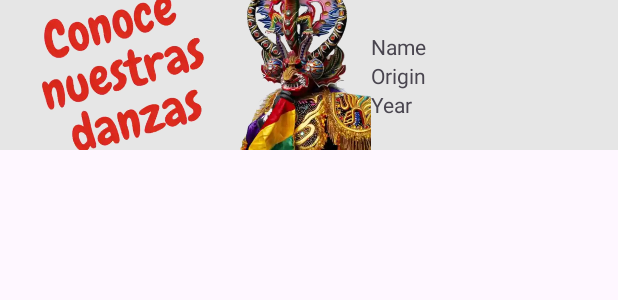
After one commit to edson268-prog/Folkloripedia, an Android app: the layout item_article_selected.xml on its own in the app's theme, with its tools: preview values and no code run, on a phone screen of 412 x 824 dp. The commit adds this screen. Shown: the top 300 px of the screen. Run offline under Robolectric (Android 15) with nearby library versions, the phone set to English and light mode, and no system bars.

Commit message:
Missing commits for article, this should be refoctored

```diff
--- a/app/src/main/AndroidManifest.xml
+++ b/app/src/main/AndroidManifest.xml
@@ -16,6 +16,9 @@
         android:theme="@style/Theme.Folkloripedia"
         tools:targetApi="31">
         <activity
+            android:name=".ui.categories.CategoryDetailActivity"
+            android:exported="false" />
+        <activity
             android:name=".ui.article.ArticleDetailActivity"
             android:exported="false" />
         <activity
--- a/app/src/main/res/layout/activity_main.xml
+++ b/app/src/main/res/layout/activity_main.xml
@@ -21,9 +21,9 @@
             style="@style/MainTitle"
             android:layout_width="0dp"
             android:layout_height="wrap_content"
+            android:background="@drawable/main_title_image"
             android:gravity="center"
             android:text="@string/app_name"
-            android:background="@drawable/main_title_image"
             app:layout_constraintBottom_toBottomOf="parent"
             app:layout_constraintEnd_toStartOf="@id/spLanguages"
             app:layout_constraintHorizontal_weight="0.90"
--- /dev/null
+++ b/app/src/main/res/layout/item_article_selected.xml
@@ -0,0 +1,52 @@
+<?xml version="1.0" encoding="utf-8"?>
+<androidx.constraintlayout.widget.ConstraintLayout xmlns:android="http://schemas.android.com/apk/res/android"
+    xmlns:app="http://schemas.android.com/apk/res-auto"
+    xmlns:tools="http://schemas.android.com/tools"
+    android:id="@+id/articleListed"
+    android:background="@color/light_gray"
+    android:layout_width="match_parent"
+    android:layout_height="wrap_content">
+
+    <androidx.appcompat.widget.AppCompatImageView
+        android:id="@+id/ivListedArticle"
+        android:layout_width="0dp"
+        android:layout_height="100dp"
+        android:scaleType="centerCrop"
+        app:layout_constraintStart_toStartOf="parent"
+        app:layout_constraintTop_toTopOf="parent"
+        app:layout_constraintBottom_toBottomOf="parent"
+        app:layout_constraintWidth_percent="0.6"
+        tools:src="@drawable/banner1_transparency" />
+
+    <LinearLayout
+        android:id="@+id/textContainer"
+        android:layout_width="0dp"
+        android:layout_height="wrap_content"
+        android:orientation="vertical"
+        app:layout_constraintStart_toEndOf="@id/ivListedArticle"
+        app:layout_constraintEnd_toEndOf="parent"
+        app:layout_constraintTop_toTopOf="parent"
+        app:layout_constraintBottom_toBottomOf="parent"
+        app:layout_constraintWidth_percent="0.4">
+
+        <TextView
+            android:id="@+id/tvListedName"
+            android:layout_width="wrap_content"
+            android:layout_height="wrap_content"
+            tools:text="Name" />
+
+        <TextView
+            android:id="@+id/tvListedOrigin"
+            android:layout_width="wrap_content"
+            android:layout_height="wrap_content"
+            tools:text="Origin" />
+
+        <TextView
+            android:id="@+id/tvListedYear"
+            android:layout_width="wrap_content"
+            android:layout_height="wrap_content"
+            tools:text="Year" />
+
+    </LinearLayout>
+
+</androidx.constraintlayout.widget.ConstraintLayout>
--- a/app/src/main/res/values/colors.xml
+++ b/app/src/main/res/values/colors.xml
@@ -7,5 +7,6 @@
     <color name="primaryStrong">#0b5ad8</color>
     <color name="secondary">#A8C2D9</color>
     <color name="light">#fcfdff</color>
+    <color name="light_gray">#e6e6e6</color>
     <color name="carouselBackground">#666666</color>
 </resources>
```
Also changed, not shown: app/src/main/java/com/edsondev26/folkloripedia/data/providers/ArticleItemProvider.kt (added, +15 -0 lines), app/src/main/java/com/edsondev26/folkloripedia/domain/model/ArticleItemInfo.kt (added, +9 -0 lines), app/src/main/java/com/edsondev26/folkloripedia/domain/model/ArticleItemModel.kt (added, +7 -0 lines), app/src/main/java/com/edsondev26/folkloripedia/ui/article/ArticleDetailActivity.kt (+49 -2 lines), app/src/main/java/com/edsondev26/folkloripedia/ui/article/ArticleDetailViewModel.kt (+10 -1 lines), app/src/main/java/com/edsondev26/folkloripedia/ui/article/adapter/ArticleAdapter.kt (added, +30 -0 lines), app/src/main/java/com/edsondev26/folkloripedia/ui/article/adapter/ArticleViewHolder.kt (added, +20 -0 lines), app/src/main/res/layout/activity_article_detail.xml (+12 -3 lines), app/src/main/res/layout/activity_category_detail.xml (added, +10 -0 lines).
